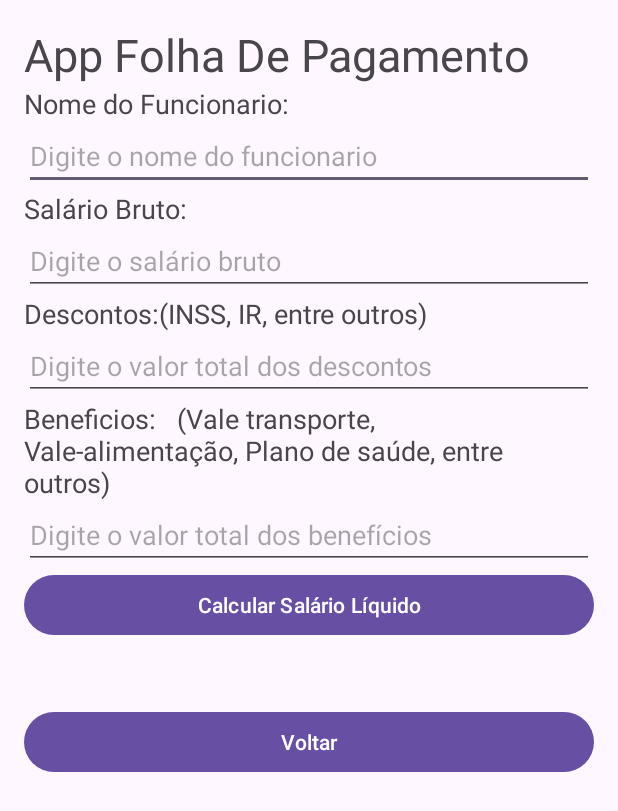
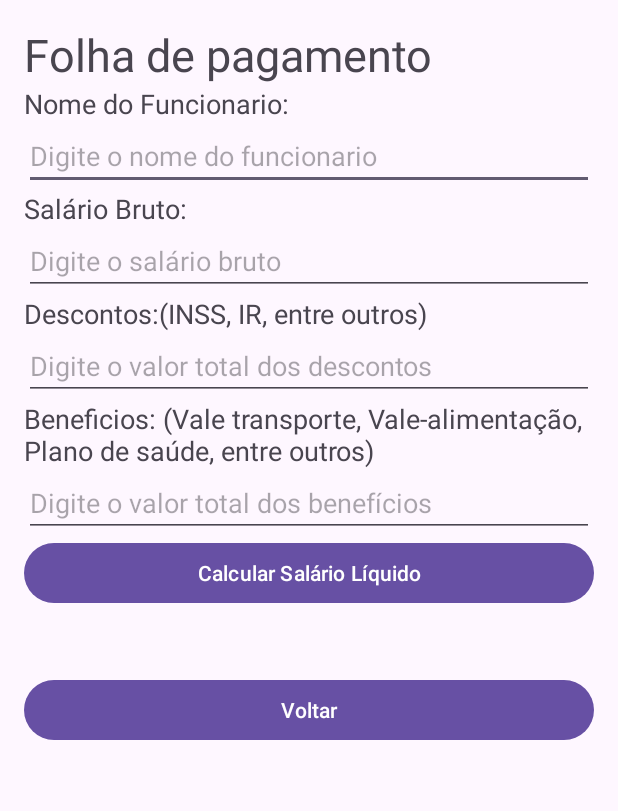
Before and after one commit to PAULOAUGUSTOSBORGES/App-android, an Android app: the Holarite screen opened directly, with no data from a screen before it, on a phone screen of 412 x 824 dp. Shown: the top 811 px of the screen. Run offline under Robolectric (Android 15) with nearby library versions, the light colour scheme and no system bars.

Commit message:
Organizei as strings para reaproveitamento de codigo.

```diff
--- a/app/src/main/res/layout/activity_holarite.xml
+++ b/app/src/main/res/layout/activity_holarite.xml
@@ -9,64 +9,66 @@
         android:id="@+id/textViewTitulo"
         android:layout_width="match_parent"
         android:layout_height="wrap_content"
-        android:text="App Folha De Pagamento"
+        android:text="@string/app_name"
         android:textSize="30sp"/>
     <TextView
         android:id="@+id/textViewfuncionario"
         android:layout_width="wrap_content"
         android:layout_height="wrap_content"
-        android:text="Nome do Funcionario:"
+        android:text="@string/txt_nome_do_funcionario"
         android:textSize="18sp" />
 
     <EditText
         android:id="@+id/editTextFuncionario"
         android:layout_width="match_parent"
         android:layout_height="wrap_content"
-        android:hint="Digite o nome do funcionario" />
+        android:hint="@string/txt_digite_o_nome_do_funcionario" />
+
     <TextView
         android:layout_width="wrap_content"
         android:layout_height="wrap_content"
-        android:text="Salário Bruto:"
+        android:text="@string/txt_salario_bruto"
         android:textSize="18sp" />
 
     <EditText
         android:id="@+id/editTextSalarioBruto"
         android:layout_width="match_parent"
         android:layout_height="wrap_content"
-        android:hint="Digite o salário bruto"
+        android:hint="@string/txt_digite_o_sal_rio_bruto"
         android:inputType="numberDecimal" />
 
     <TextView
         android:layout_width="wrap_content"
         android:layout_height="wrap_content"
-        android:text="Descontos:(INSS, IR, entre outros)"
+        android:text="@string/txt_descontos_inss_ir_entre_outros"
         android:textSize="18sp" />
 
     <EditText
         android:id="@+id/editTextDescontos"
         android:layout_width="match_parent"
         android:layout_height="wrap_content"
-        android:hint="Digite o valor total dos descontos"
+        android:hint="@string/txt_digite_o_valor_total_dos_descontos"
         android:inputType="numberDecimal" />
 
     <TextView
         android:id="@+id/textView3"
         android:layout_width="match_parent"
         android:layout_height="wrap_content"
-        android:text="Beneficios:   (Vale transporte, Vale-alimentação, Plano de saúde, entre outros)"
-        android:textSize="18sp" />/>
+        android:text="@string/txt_beneficios_vale_transporte_vale_alimenta_o_plano_de_sa_de_entre_outros"
+        android:textSize="18sp" />
+
     <EditText
         android:id="@+id/editTextBeneficios"
         android:layout_width="match_parent"
         android:layout_height="wrap_content"
-        android:hint="Digite o valor total dos benefícios"
+        android:hint="@string/txt_digite_o_valor_total_dos_beneficios"
         android:inputType="numberDecimal" />
 
     <Button
         android:id="@+id/buttonCalcular"
         android:layout_width="match_parent"
         android:layout_height="wrap_content"
-        android:text="Calcular Salário Líquido" />
+        android:text="@string/txt_calcular_salario_liquido" />
 
     <TextView
         android:id="@+id/textViewSalarioLiquido"
@@ -80,6 +82,6 @@
         android:id="@+id/voltar"
         android:layout_width="match_parent"
         android:layout_height="wrap_content"
-        android:text="Voltar" />/>
+        android:text="@string/txt_voltar" />/>
 
 </LinearLayout>
--- a/app/src/main/res/values/strings.xml
+++ b/app/src/main/res/values/strings.xml
@@ -1,4 +1,28 @@
 <resources>
     <string name="app_name">Folha de pagamento</string>
     <string name="title_activity_assitente_de_horas">AssitenteDeHoras</string>
+    <string name="txt_usuario">Usuario:</string>
+    <string name="txt_senha">Senha:</string>
+    <string name="txt_menu">Menu</string>
+    <string name="txt_name_isabela_souza">Isabela Souza</string>
+    <string name="txt_name_pedro_guilherme">Pedro Guilherme</string>
+    <string name="txt_name_gabriel_barbosa">Gabriel Barbosa</string>
+    <string name="txt_name_ana_luiza">Ana Luiza</string>
+    <string name="txt_voltar">Voltar</string>
+    <string name="txt_nome_do_funcionario">Nome do Funcionario:</string>
+    <string name="txt_digite_o_nome_do_funcionario">Digite o nome do funcionario</string>
+    <string name="txt_salario_bruto">Salário Bruto:</string>
+    <string name="txt_digite_o_sal_rio_bruto">Digite o salário bruto</string>
+    <string name="txt_descontos_inss_ir_entre_outros">Descontos:(INSS, IR, entre outros)</string>
+    <string name="txt_digite_o_valor_total_dos_descontos">Digite o valor total dos descontos</string>
+    <string name="txt_beneficios_vale_transporte_vale_alimenta_o_plano_de_sa_de_entre_outros">Beneficios: (Vale transporte, Vale-alimentação, Plano de saúde, entre outros)</string>
+    <string name="txt_digite_o_valor_total_dos_beneficios">Digite o valor total dos benefícios</string>
+    <string name="txt_calcular_salario_liquido">Calcular Salário Líquido</string>
+    <string name="txt_assistente_de_horas">Assistente de horas</string>
+    <string name="txt_emissor_de_holarites">Emissor De Holarites</string>
+    <string name="txt_suporte_tecnico">Suporte tecnico</string>
+    <string name="txt_suporte_whatsapp">Whatsapp: (64) 99252-8420</string>
+    <string name="txt_suporte_email_suporte">E-mail: suporte@fdpsystem.com.br</string>
+    <string name="txt_suporte_chat_suporte">Live Chat: Acme Corp</string>
+    <string name="txt_suporte_ticket_support">Ticket Support: Submit a Ticktet</string>
 </resources>
```
Also changed, not shown: app/src/main/res/layout/activity_assistente_de_horas.xml (+7 -7 lines), app/src/main/res/layout/activity_main.xml (+9 -7 lines), app/src/main/res/layout/activity_menu.xml (+5 -5 lines), app/src/main/res/layout/activity_suporte.xml (+5 -6 lines).
